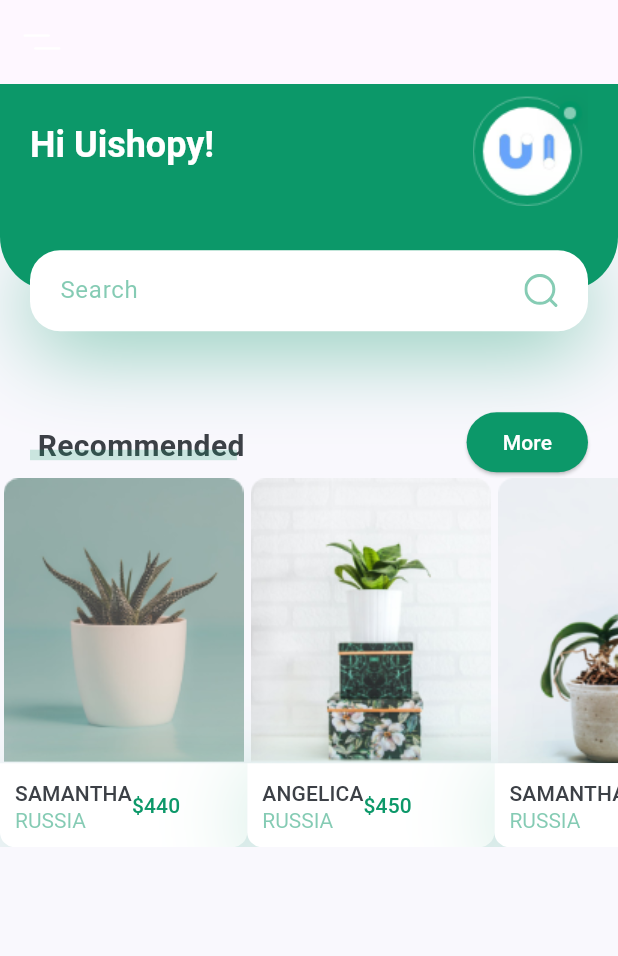
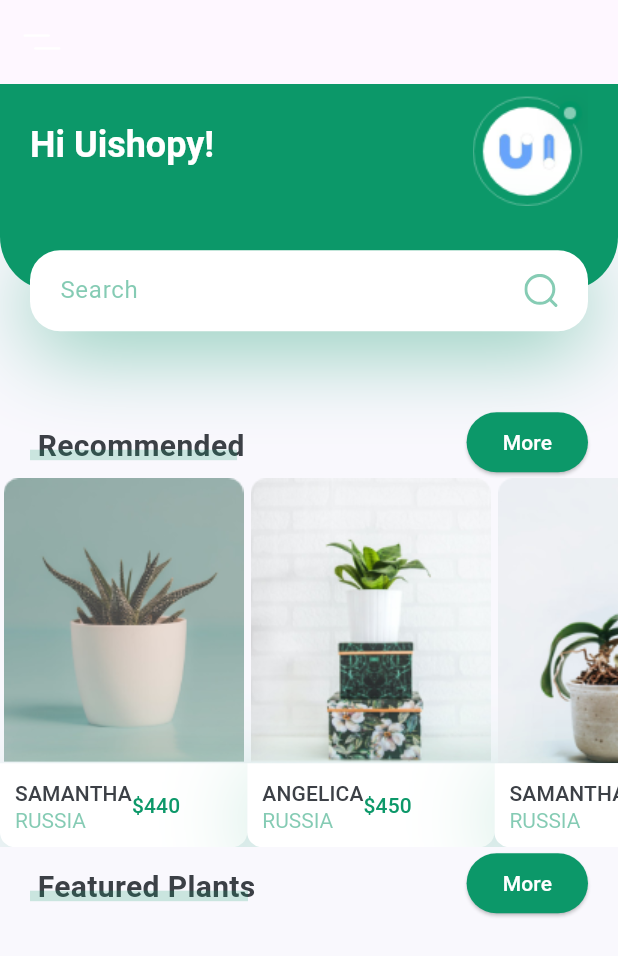
Before and after one commit to namira121/PlantApp, a Flutter app: the screen it shows after launch, on a phone screen of 412 x 824 dp. Shown: the top 956 px of the screen. Run offline on Flutter 3.47's test engine with Material 3 defaults, Android fonts, the phone set to English and light mode, and no system bars; our stand-ins replace flutter_svg.

Commit message:
menambahkan widget titlewithmorebutton dengan title featured plants

```diff
--- a/lib/screens/home/components/body.dart
+++ b/lib/screens/home/components/body.dart
@@ -18,7 +18,10 @@ class Body extends StatelessWidget {
             title: "Recommended",
             press: (){},
           ),
-          RecommendsPlants()
+          RecommendsPlants(),
+          TitleWithMoreButton(
+            title: "Featured Plants",
+            press: (){})
         ],
       ),
     );
```
